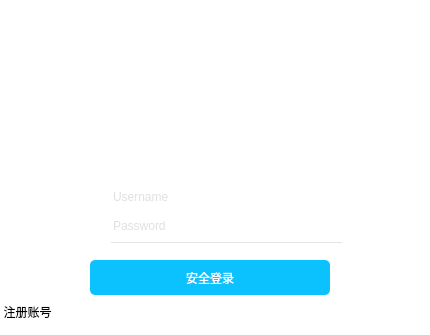
First picture: the form in login.ui, repository OwlChatGroup/chatroom, before the edit.
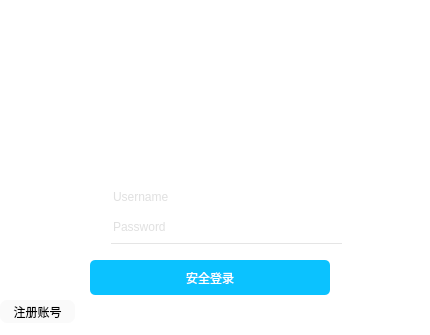
Second picture: the form after the edit. Icons and pictures are not drawn.

Diff of the .ui file:
```diff
--- a/login.ui
+++ b/login.ui
@@ -99,12 +99,26 @@
   <widget class="QPushButton" name="btnRegister">
    <property name="geometry">
     <rect>
-     <x>-10</x>
+     <x>0</x>
      <y>300</y>
      <width>75</width>
      <height>23</height>
     </rect>
    </property>
+   <property name="styleSheet">
+    <string notr="true">QPushButton
+{
+	background-color: rgb(250,250,250);
+border-radius :7px;
+	border: none;
+}
+QPushButton:hover
+{
+	background-color: rgb(230,230,230);
+border-radius :7px;
+	border: none;
+}</string>
+   </property>
    <property name="text">
     <string>注册账号</string>
    </property>
@@ -247,7 +261,7 @@
      <x>100</x>
      <y>170</y>
      <width>242</width>
-     <height>74</height>
+     <height>75</height>
     </rect>
    </property>
    <layout class="QVBoxLayout" name="verticalLayout_2">
```
